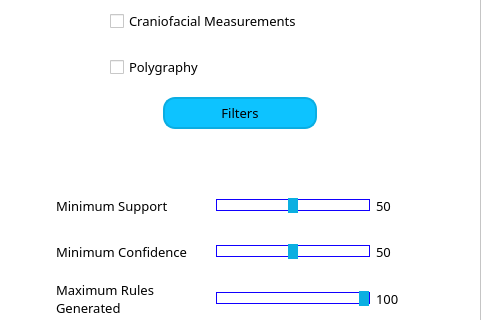
The window that ui/IntelligentAnalisys.ui (lasaid-udg/iOSA) describes before a commit, drawn with Qt 5; both pictures show x 652 to 1144 and y 314 to 634 of the 1144 by 752 pixel window.
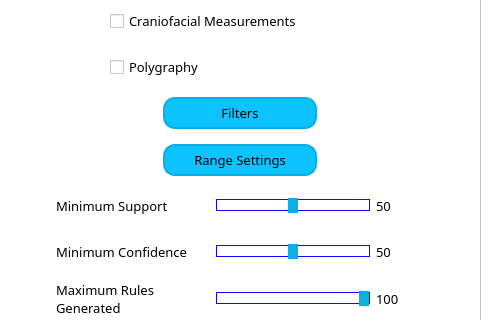
The same window after the commit. Icons and pictures are not drawn.

The edit to the form file:
```diff
--- a/ui/IntelligentAnalisys.ui
+++ b/ui/IntelligentAnalisys.ui
@@ -946,6 +946,13 @@
           </property>
          </widget>
         </item>
+        <item row="9" column="15" colspan="3">
+         <widget class="QPushButton" name="rangesSettingsPushButton">
+          <property name="text">
+           <string>Range Settings</string>
+          </property>
+         </widget>
+        </item>
        </layout>
       </item>
      </layout>
```
